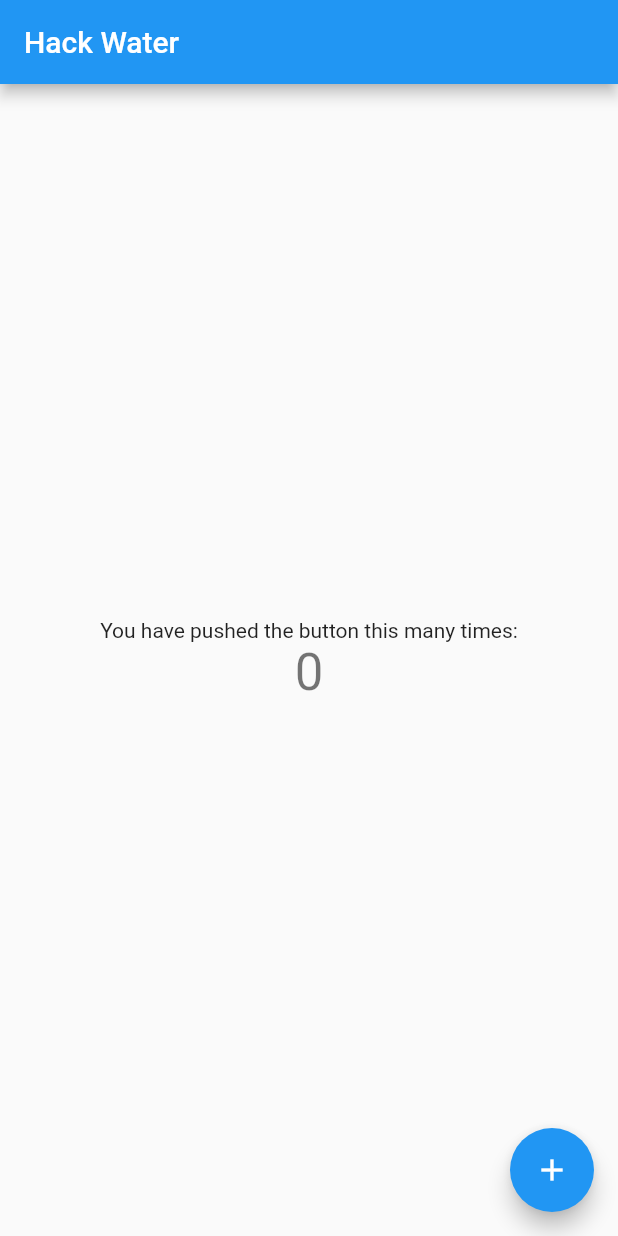
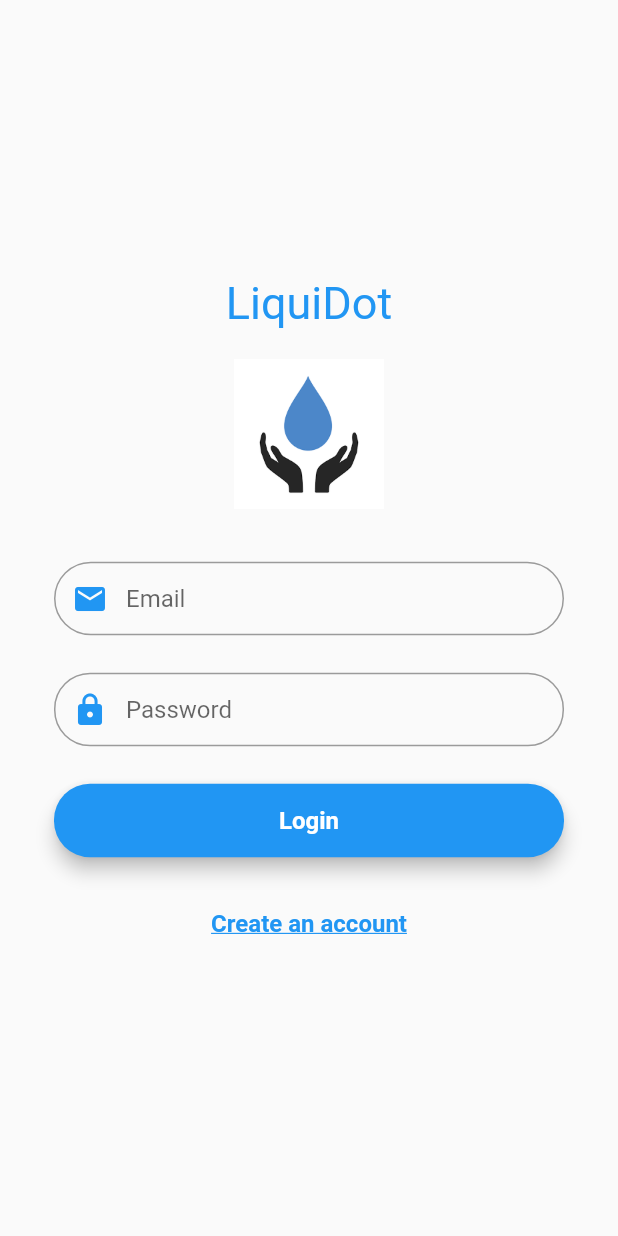
Before and after one commit to Pogayo/HackWater, a Flutter app: the screen it shows after launch, on a phone screen of 412 x 824 dp. Run offline on Flutter 3.47's test engine with Material 2 defaults, Android fonts, the phone set to English and light mode, and no system bars; our stand-ins replace firebase_auth; accounts and stored records are empty; Roboto replaces fonts that are missing (Montserrat).

Commit message:
2nd commit

```diff
--- /dev/null
+++ b/lib/authentication.dart
@@ -0,0 +1,53 @@
+import 'dart:async';
+import 'package:firebase_auth/firebase_auth.dart';
+
+abstract class BaseAuth {
+  Future<String> signIn(String email, String password);
+
+  Future<String> signUp(String email, String password);
+
+  Future<FirebaseUser> getCurrentUser();
+
+  Future<void> sendEmailVerification();
+
+  Future<void> signOut();
+
+  Future<bool> isEmailVerified();
+}
+
+class Auth implements BaseAuth {
+  final FirebaseAuth _firebaseAuth = FirebaseAuth.instance;
+
+  Future<String> signIn(String email, String password) async {
+    AuthResult result = await _firebaseAuth.signInWithEmailAndPassword(
+        email: email, password: password);
+    FirebaseUser user = result.user;
+    return user.uid;
+  }
+
+  Future<String> signUp(String email, String password) async {
+    AuthResult result = await _firebaseAuth.createUserWithEmailAndPassword(
+        email: email, password: password);
+    FirebaseUser user = result.user;
+    return user.uid;
+  }
+
+  Future<FirebaseUser> getCurrentUser() async {
+    FirebaseUser user = await _firebaseAuth.currentUser();
+    return user;
+  }
+
+  Future<void> signOut() async {
+    return _firebaseAuth.signOut();
+  }
+
+  Future<void> sendEmailVerification() async {
+    FirebaseUser user = await _firebaseAuth.currentUser();
+    user.sendEmailVerification();
+  }
+
+  Future<bool> isEmailVerified() async {
+    FirebaseUser user = await _firebaseAuth.currentUser();
+    return user.isEmailVerified;
+  }
+}
--- /dev/null
+++ b/lib/login.dart
@@ -0,0 +1,236 @@
+import 'package:flutter/material.dart';
+import 'authentication.dart';
+
+
+Widget showLogo(){
+  return new Hero(
+    tag: 'hero',
+    child: Padding(
+      padding: EdgeInsets.fromLTRB(0.0, 20.0, 0.0, 0.0),
+      child: CircleAvatar(
+        backgroundColor: Colors.transparent,
+        radius: 50.0,
+        child: Image.asset('assets/images/logo.png')
+      ),
+    ),
+  );
+}
+
+class Login extends StatefulWidget {
+  Login({Key key, this.title, this.auth, this.loginCallback}) : super(key: key);
+
+  final String title;
+  final BaseAuth auth;
+  final VoidCallback loginCallback;
+
+  @override
+  _LoginState createState() => _LoginState();
+}
+
+class _LoginState extends State<Login> {
+  TextStyle style = TextStyle(fontFamily: 'Montserrat', fontSize: 16.0);
+
+  final _formKey = GlobalKey<FormState>();
+
+  String _email = "";
+  String _password = "";
+  bool _isLoading=false;
+  String _errorMessage;
+  bool _isLoginForm;
+
+  // Check if form is valid before perform login or signup
+  bool validateAndSave() {
+    final form = _formKey.currentState;
+    if (form.validate()) {
+      form.save();
+      return true;
+    }
+    return false;
+  }
+
+  // Perform login or signup
+  void validateAndSubmit() async {
+    setState(() {
+      _errorMessage = "";
+      _isLoading = true;
+    });
+    if (validateAndSave()) {
+      String userId = "";
+      try {
+        if (_isLoginForm) {
+          userId = await widget.auth.signIn(_email, _password);
+          print('Signed in: $userId');
+        } else {
+          userId = await widget.auth.signUp(_email, _password);
+          widget.auth.sendEmailVerification();
+          //_showVerifyEmailSentDialog();
+          print('Signed up user: $userId');
+        }
+        setState(() {
+          _isLoading = false;
+        });
+
+        if (userId.length > 0 && userId != null && _isLoginForm) {
+          widget.loginCallback();
+        }
+      } catch (e) {
+        print('Error: $e');
+        setState(() {
+          _isLoading = false;
+          _errorMessage = e.message;
+          _formKey.currentState.reset();
+        });
+      }
+    }
+  }
+
+  @override
+  void initState() {
+    _errorMessage = "";
+    _isLoading = false;
+    _isLoginForm = true;
+    super.initState();
+  }
+
+  void resetForm() {
+    _formKey.currentState.reset();
+    _errorMessage = "";
+  }
+
+  void toggleFormMode() {
+    resetForm();
+    setState(() {
+      _isLoginForm = !_isLoginForm;
+    });
+  }
+
+
+  Widget showCircularProgress() {
+    if (_isLoading) {
+      return Center(child: CircularProgressIndicator(valueColor: new AlwaysStoppedAnimation<Color>(Colors.blue,)));
+    }
+    return Container(
+      height: 0.0,
+      width: 0.0,
+    );
+  }
+  Widget showErrorMessage() {
+    if (_errorMessage.length > 0 && _errorMessage != null) {
+      return new Text(
+        _errorMessage,
+        style: TextStyle(
+            fontSize: 13.0,
+            color: Colors.red,
+            height: 1.0,
+            fontWeight: FontWeight.w300),
+      );
+    } else {
+      return new Container(
+        height: 0.0,
+      );
+    }
+  }
+  @override
+  Widget build(BuildContext context) {
+
+    final emailField =TextFormField(
+      onSaved: (value) => _email = value.trim(),
+      validator: (value) => value.isEmpty ? 'Email can\'t be empty' : null,
+      obscureText: false,
+      style: style,
+      maxLines: 1,
+      decoration: InputDecoration(
+          contentPadding: EdgeInsets.fromLTRB(20.0, 15.0, 20.0, 15.0),
+          hintText: "Email",
+          prefixIcon: new Icon(
+            Icons.mail,
+            color: Colors.blue,
+          ),
+          border:
+              OutlineInputBorder(borderRadius: BorderRadius.circular(32.0)),
+          ),
+
+    );
+
+
+    final passwordField = TextFormField(
+      keyboardType: TextInputType.emailAddress,
+      onSaved: (value) => _password = value.trim(),
+      validator: (value) => value.isEmpty ? 'Password can\'t be empty' : null,
+      obscureText: true,
+      style: style,
+      maxLines: 1,
+      decoration: InputDecoration(
+          contentPadding: EdgeInsets.fromLTRB(20.0, 15.0, 20.0, 15.0),
+          hintText: "Password",
+          prefixIcon: new Icon(
+            Icons.lock,
+            color:  Colors.blue,),
+          border:
+              OutlineInputBorder(borderRadius: BorderRadius.circular(24.0))),
+    );
+
+    final showForm=Center(
+        child: Form(
+          key: _formKey,
+          child: Padding(
+            padding: const EdgeInsets.all(36.0),
+            child: Column(
+              crossAxisAlignment: CrossAxisAlignment.center,
+              mainAxisAlignment: MainAxisAlignment.center,
+              children: <Widget>[
+                Text("LiquiDot",style: TextStyle(fontSize: 30, color:Colors.blue)),
+                showLogo(),
+                SizedBox(height: 35.0),
+                emailField,
+                SizedBox(height: 25.0),
+                passwordField,
+                SizedBox(height: 25.0,),
+                showPrimaryButton(),
+                SizedBox(height: 20.0,),
+                showSecondaryButton(),
+                showErrorMessage(),
+              ],
+            ),
+          ),
+        ),
+      );
+
+
+    return Scaffold(
+
+      body: Stack(
+        children: <Widget>[
+          showForm,
+          showCircularProgress(),
+        ],
+      )
+    );
+  }
+
+  Widget showSecondaryButton() {
+    return new FlatButton(
+        child: new Text(
+            _isLoginForm ? 'Create an account' : 'Have an account? Sign in',
+            style:  style.copyWith(
+                color: Colors.blue, fontWeight: FontWeight.bold, decoration: TextDecoration.underline)),
+        onPressed: toggleFormMode);
+  }
+
+  Widget showPrimaryButton() {
+    return Material(
+      elevation: 5.0,
+      borderRadius: BorderRadius.circular(24.0),
+      color: Colors.blue,
+      child: MaterialButton(
+        minWidth: MediaQuery.of(context).size.width,
+        padding: EdgeInsets.fromLTRB(20.0, 15.0, 20.0, 15.0),
+        onPressed:validateAndSubmit ,
+        child: Text(_isLoginForm ? 'Login' : 'Create account',
+            textAlign: TextAlign.center,
+            style: style.copyWith(
+                color: Colors.white, fontWeight: FontWeight.bold)),
+      ),
+    );
+  }
+}
--- a/lib/main.dart
+++ b/lib/main.dart
@@ -1,72 +1,42 @@
 import 'package:flutter/material.dart';
+import 'authentication.dart';
+import 'login.dart';
+import 'root_page.dart';
 
+
+/// google green
+/// Color(0xff1aa260)
+/// yellow
+/// Color(0xffffce44)
+/// red
+/// Color(0xffde5246)
+/// blue Color(0xff4c8bf5)
 void main() => runApp(MyApp());
 
 class MyApp extends StatelessWidget {
-  // This widget is the root of your application.
+
   @override
   Widget build(BuildContext context) {
     return MaterialApp(
       debugShowCheckedModeBanner: false,
       title: 'Hack Water',
       theme: ThemeData(
+        cursorColor:Colors.blue,
         primaryColor: Colors.blue,
+        accentColor: Color(0xffE7CFFF),
+        bottomAppBarColor: Color(0xff120023),
+        dividerColor:Color(0xffE7CFFF),
         primarySwatch: Colors.blue,
+        buttonTheme:ButtonThemeData(
+            buttonColor: Colors.blue),
+        accentColorBrightness: Brightness.dark,
+        textTheme:TextTheme(
+//            headline: TextStyle(fontSize: 72.0, fontWeight: FontWeight.bold),
+          title: TextStyle(fontSize: 18.0, fontStyle: FontStyle.italic,color:Color(0xff120023)),
+          body1: TextStyle( fontFamily: 'Montserrat'),
+        ),
       ),
-      home: MyHomePage(title: 'Hack Water'),
+      home: new RootPage(auth: new Auth()),
     );
   }
 }
-
-class MyHomePage extends StatefulWidget {
-  MyHomePage({Key key, this.title}) : super(key: key);
-
-  final String title;
-
-  @override
-  _MyHomePageState createState() => _MyHomePageState();
-}
-
-class _MyHomePageState extends State<MyHomePage> {
-  int _counter = 0;
-
-  void _incrementCounter() {
-    setState(() {
-      _counter++;
-    });
-  }
-
-  @override
-  Widget build(BuildContext context) {
-
-    return Scaffold(
-      appBar: AppBar(
-        // Here we take the value from the MyHomePage object that was created by
-        // the App.build method, and use it to set our appbar title.
-        title: Text(widget.title),
-      ),
-      body: Center(
-        // Center is a layout widget. It takes a single child and positions it
-        // in the middle of the parent.
-        child: Column(
-
-          mainAxisAlignment: MainAxisAlignment.center,
-          children: <Widget>[
-            Text(
-              'You have pushed the button this many times:',
-            ),
-            Text(
-              '$_counter',
-              style: Theme.of(context).textTheme.display1,
-            ),
-          ],
-        ),
-      ),
-      floatingActionButton: FloatingActionButton(
-        onPressed: _incrementCounter,
-        tooltip: 'Increment',
-        child: Icon(Icons.add),
-      ), // This trailing comma makes auto-formatting nicer for build methods.
-    );
-  }
-}
--- /dev/null
+++ b/lib/root_page.dart
@@ -0,0 +1,92 @@
+import 'package:flutter/material.dart';
+import 'login.dart';
+import 'authentication.dart';
+import 'home.dart';
+
+enum AuthStatus {
+  NOT_DETERMINED,
+  NOT_LOGGED_IN,
+  LOGGED_IN,
+}
+
+class RootPage extends StatefulWidget {
+  RootPage({this.auth});
+
+  final BaseAuth auth;
+
+  @override
+  State<StatefulWidget> createState() => new _RootPageState();
+}
+
+class _RootPageState extends State<RootPage> {
+  AuthStatus authStatus = AuthStatus.NOT_DETERMINED;
+  String _userId = "";
+
+  @override
+  void initState() {
+    super.initState();
+    widget.auth.getCurrentUser().then((user) {
+      setState(() {
+        if (user != null) {
+          _userId = user?.uid;
+        }
+        authStatus =
+        user?.uid == null ? AuthStatus.NOT_LOGGED_IN : AuthStatus.LOGGED_IN;
+      });
+    });
+  }
+
+  void loginCallback() {
+    widget.auth.getCurrentUser().then((user) {
+      setState(() {
+        _userId = user.uid.toString();
+      });
+    });
+    setState(() {
+      authStatus = AuthStatus.LOGGED_IN;
+    });
+  }
+
+  void logoutCallback() {
+    setState(() {
+      authStatus = AuthStatus.NOT_LOGGED_IN;
+      _userId = "";
+    });
+  }
+
+  Widget buildWaitingScreen() {
+    return Scaffold(
+      body: Container(
+        alignment: Alignment.center,
+        child: CircularProgressIndicator(),
+      ),
+    );
+  }
+
+  @override
+  Widget build(BuildContext context) {
+    switch (authStatus) {
+      case AuthStatus.NOT_DETERMINED:
+        return buildWaitingScreen();
+        break;
+      case AuthStatus.NOT_LOGGED_IN:
+        return new Login(
+          auth: widget.auth,
+          loginCallback: loginCallback,
+        );
+        break;
+      case AuthStatus.LOGGED_IN:
+        if (_userId.length > 0 && _userId != null) {
+          return new Home(
+            userId: _userId,
+            auth: widget.auth,
+            logoutCallback: logoutCallback,
+          );
+        } else
+          return buildWaitingScreen();
+        break;
+      default:
+        return buildWaitingScreen();
+    }
+  }
+}
```
Also changed, not shown: lib/home.dart (added, +94 -0 lines), pubspec.yaml (+7 -25 lines), assets/images/logo.png (added), pubspec.lock.
